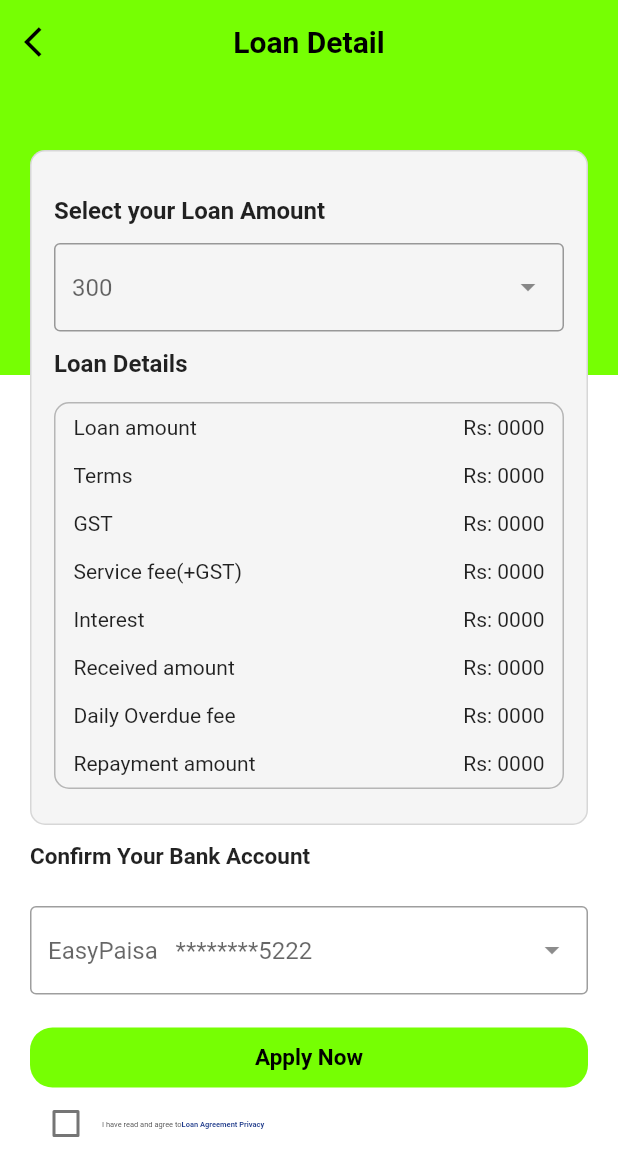
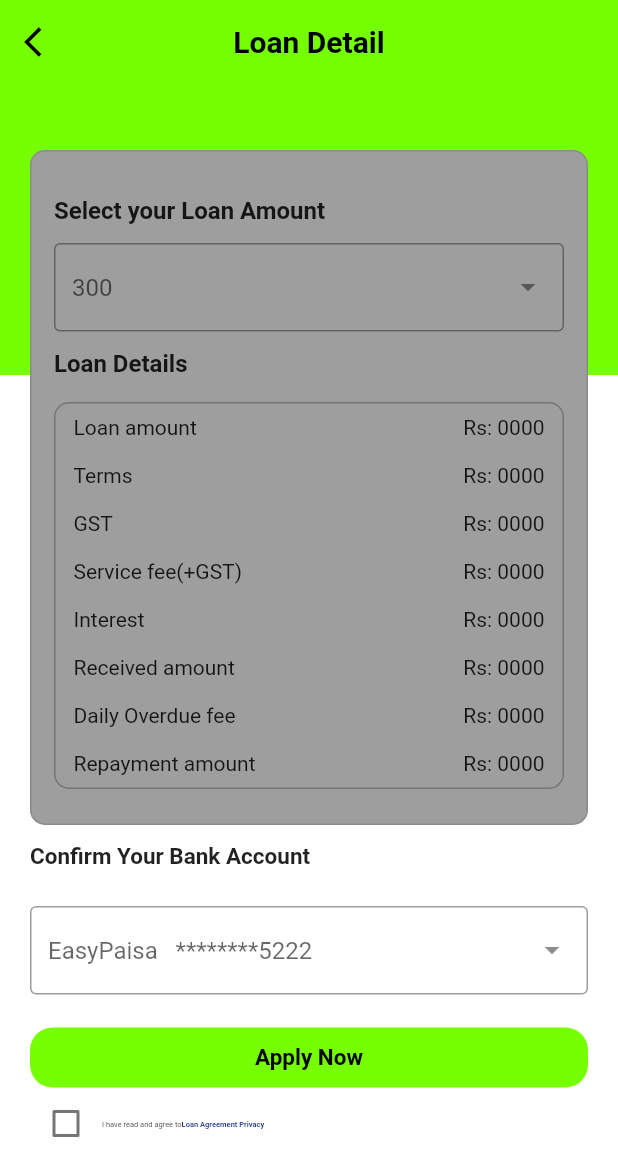
Before and after one commit to Globistic/task_21, a Flutter app: the Loan_detail screen opened directly, on a phone screen of 412 x 824 dp. Shown: the top 1176 px of the screen. Run offline on Flutter 3.47's test engine with Material 2 defaults, Android fonts, the phone set to English and light mode, and no system bars; our stand-ins replace camera, contacts_service, country_code_picker, firebase_auth, firebase_core, flutter_neumorphic and 5 more; accounts and stored records are empty.

Commit message:
Update loan_detail.dart
new code

```diff
--- a/lib/screens/loan_detail.dart
+++ b/lib/screens/loan_detail.dart
@@ -51,7 +51,7 @@ class _Loan_detailState extends State<Loan_detail> {
                         children: [
                       Container(
                         decoration: BoxDecoration(
-                            color: Colors.grey[100],
+                            color: Colors.grey,
                             border: Border.all(
                               color: Colors.black12
                             ),
```
